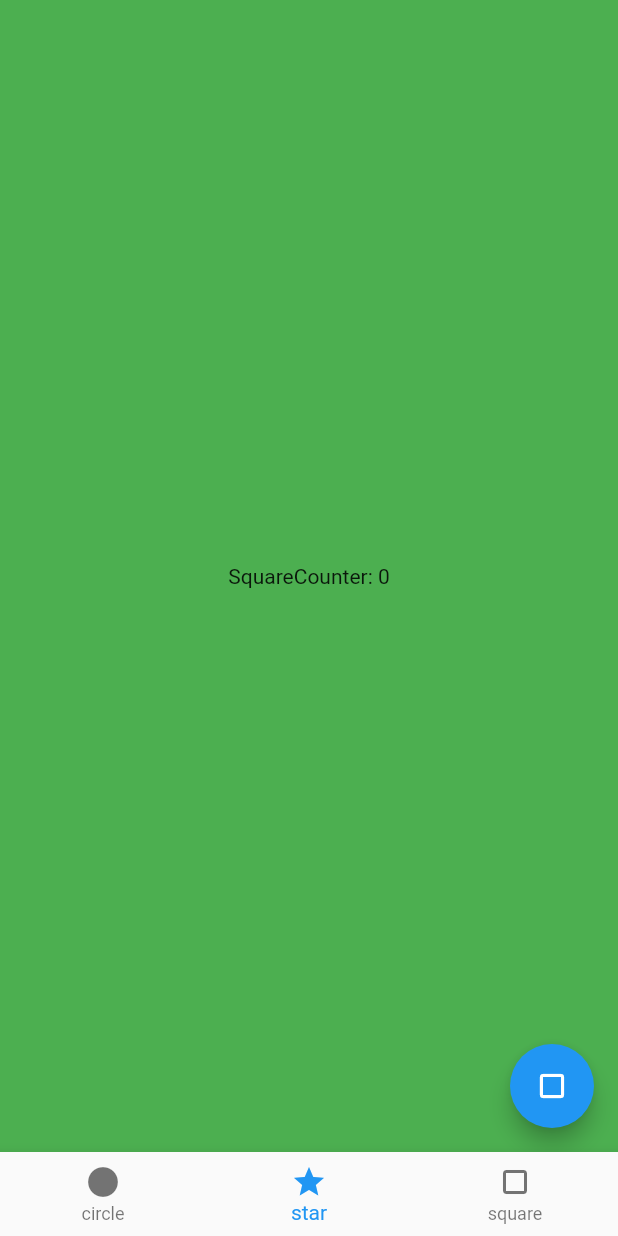
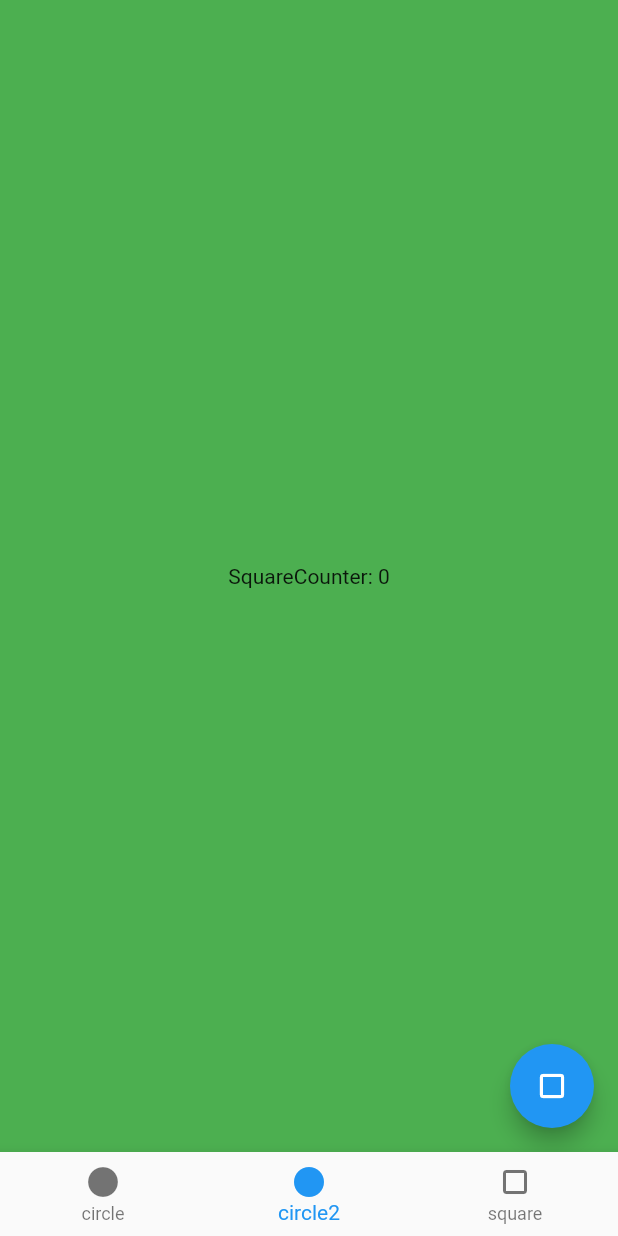
Before and after one commit to AlexanderShirokih/ModularWidgetModuleTest, a Flutter app: the screen it shows after launch, swiped to page 3, on a phone screen of 412 x 824 dp. Run offline on Flutter 3.47's test engine with Material 2 defaults, Android fonts, the phone set to English and light mode, and no system bars; our stand-ins replace flutter_mobx, flutter_modular, mobx; generated files the repository leaves out were written again.

Commit message:
use two the same modules to test binds switching

```diff
--- a/lib/app/module/home/home_page.dart
+++ b/lib/app/module/home/home_page.dart
@@ -26,7 +26,7 @@ class _HomePageState extends State<HomePage> {
         },
         items: [
           BottomNavigationBarItem(icon: Icon(Icons.circle), label: 'circle'),
-          BottomNavigationBarItem(icon: Icon(Icons.star), label: 'star'),
+          BottomNavigationBarItem(icon: Icon(Icons.circle), label: 'circle2'),
           BottomNavigationBarItem(icon: Icon(Icons.crop_square), label: 'square'),
         ],
       ),
@@ -35,7 +35,7 @@ class _HomePageState extends State<HomePage> {
         controller: _pageController,
         children: [
           CircleModule(),
-          StarModule(),
+          CircleModule(),
           SquareModule()
         ],
       ),
```
Also changed, not shown: pubspec.yaml (+6 -1 lines), pubspec.lock.
